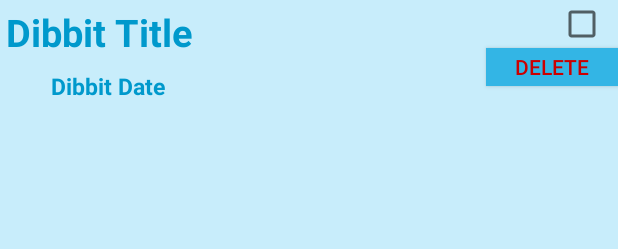
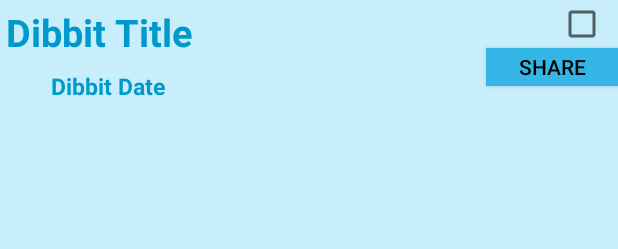
Before and after one commit to mwilli10/Dibbitz, an Android app: the layout list_item_dibbit.xml on its own in the app's theme, with its tools: preview values and no code run, on a phone screen of 412 x 824 dp. Shown: the top 249 px of the screen. Run offline under Robolectric (Android 15) with nearby library versions, the phone set to English and light mode, and no system bars.

Commit message:
Share button changes shit to public

```diff
--- a/app/src/main/java/com/example/finalapp/dibbitz/DibbitLab.java
+++ b/app/src/main/java/com/example/finalapp/dibbitz/DibbitLab.java
@@ -59,6 +59,7 @@ public class DibbitLab {
         // Restrict to cases where the author is the current user.
         query.whereEqualTo("mUser", ParseUser.getCurrentUser());
 
+
         // Run the query
         query.findInBackground(new FindCallback<ParseObject>() {
             @Override
@@ -74,10 +75,6 @@ public class DibbitLab {
                         mDibbits.add((Dibbit) dibbit);
                     }
                     //Collections.sort(mDibbits);
-
-                    //mDidDataSetChange = true;
-                    //THIS THE SHIT THAT AIN'T WORKING RIGHT
-                    //(RecyclerView.Adapter) DLF.getAdapter().notifyDataSetChanged();
                 } else {
                     Log.d("Post retrieval", "Error: " + e.getMessage());
                 }
--- a/app/src/main/res/layout/list_item_dibbit.xml
+++ b/app/src/main/res/layout/list_item_dibbit.xml
@@ -42,9 +42,9 @@
         android:background="@android:color/holo_blue_light"
         android:layout_width="wrap_content"
         android:layout_height="25dp"
-        android:text="Delete"
-        android:textColor="@android:color/holo_red_dark"
-        android:id="@+id/delete_button"
+        android:text="Share"
+        android:textColor="@android:color/black"
+        android:id="@+id/share_button"
         android:layout_below="@+id/list_item_dibbit_done_check_box"
         android:layout_alignParentRight="true"
         android:layout_alignParentEnd="true"/>
```
Also changed, not shown: app/src/main/java/com/example/finalapp/dibbitz/Dibbit.java (+19 -1 lines), app/src/main/java/com/example/finalapp/dibbitz/DibbitListFragment.java (+5 -5 lines).
